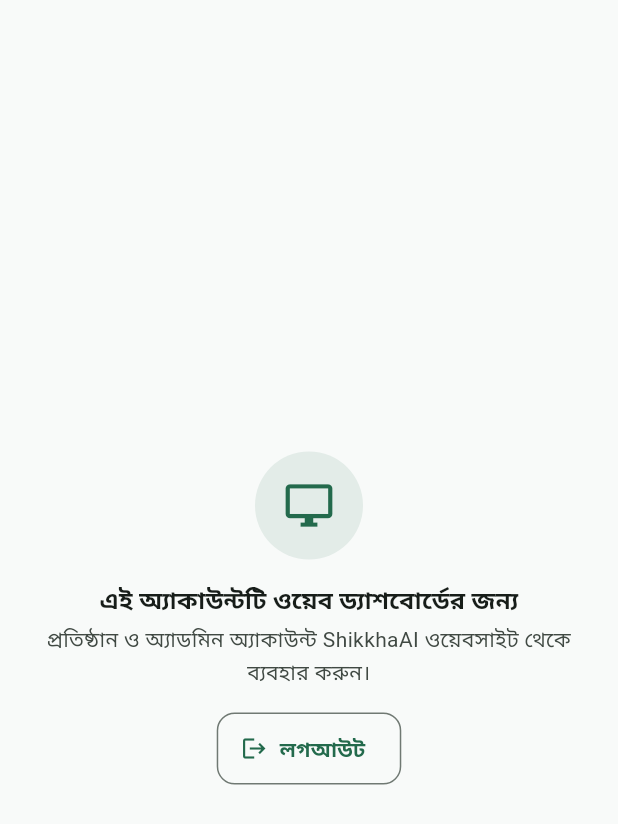
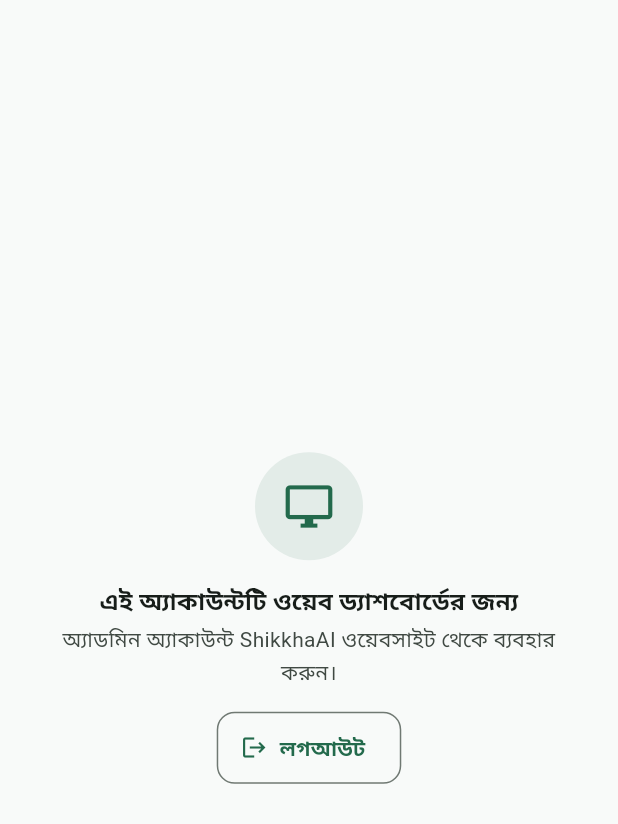
Before and after one commit to amitavrchy/education-flutter, a Flutter app: the UnsupportedRoleScreen screen opened by its route, on a phone screen of 412 x 824 dp. Shown: the top 824 px of the screen. Run offline on Flutter 3.47's test engine with Material 3 defaults, Android fonts, the phone set to English and light mode, and no system bars; our stand-ins replace dio, file_picker, fl_chart, flutter_riverpod, flutter_secure_storage, go_router and 5 more; missing offline and left inert: flutter_math_fork; accounts and stored records are empty; Roboto replaces fonts that are missing (Hind Siliguri).

Commit message:
refactor!: drop institution admin role and institution exam type
Mirrors the web scope cut (2026-11-24): schools/colleges are no longer
onboarded. The school & college question archive and a student's school
affiliation stay.

Co-Authored-By: Claude Opus 5.5 <noreply@anthropic.com>

```diff
--- a/lib/app/navigation/portal_config.dart
+++ b/lib/app/navigation/portal_config.dart
@@ -202,5 +202,5 @@ final PortalConfig parentPortal = PortalConfig(
   ],
 );
 
-/// Portals available in the app (institution and super-admin use the web dashboard).
+/// Portals available in the app (admins use the web dashboard).
 final List<PortalConfig> mobilePortals = [studentPortal, teacherPortal, parentPortal];
--- a/lib/app/router/auth_redirect.dart
+++ b/lib/app/router/auth_redirect.dart
@@ -11,7 +11,7 @@ bool _isInPortal(String location, UserRole role) {
 ///
 /// - while restoring the session → splash
 /// - signed out → login
-/// - web-only roles (institution, super admin) → "use the web dashboard" screen
+/// - web-only roles (admins) → "use the web dashboard" screen
 /// - signed in → own portal only; other portals redirect to the user's home
 String? resolveAuthRedirect(AuthState auth, String location) {
   if (auth is AuthUnknown) {
--- a/lib/features/auth/data/auth_repository.dart
+++ b/lib/features/auth/data/auth_repository.dart
@@ -58,7 +58,6 @@ class MockAuthRepository implements AuthRepository {
     UserRole.student: 'রাফি আহমেদ',
     UserRole.teacher: 'নাসরিন সুলতানা',
     UserRole.parent: 'করিম উদ্দিন',
-    UserRole.institutionAdmin: 'ঢাকা আইডিয়াল কলেজ',
     UserRole.superAdmin: 'সিস্টেম অ্যাডমিন',
   };
 
--- a/lib/features/auth/domain/app_user.dart
+++ b/lib/features/auth/domain/app_user.dart
@@ -3,7 +3,6 @@ enum UserRole {
   student(key: 'STUDENT', pathSegment: 'student', labelBn: 'শিক্ষার্থী'),
   teacher(key: 'TEACHER', pathSegment: 'teacher', labelBn: 'শিক্ষক'),
   parent(key: 'PARENT', pathSegment: 'parent', labelBn: 'অভিভাবক'),
-  institutionAdmin(key: 'INSTITUTION_ADMIN', pathSegment: 'institution', labelBn: 'প্রতিষ্ঠান'),
   superAdmin(key: 'SUPER_ADMIN', pathSegment: 'admin', labelBn: 'অ্যাডমিন');
 
   const UserRole({required this.key, required this.pathSegment, required this.labelBn});
@@ -12,7 +11,7 @@ enum UserRole {
   final String pathSegment;
   final String labelBn;
 
-  /// Institution and super admins use the web dashboard; the app serves the other three.
+  /// Admins use the web dashboard; the app serves the other three.
   bool get supportedOnMobile =>
       this == UserRole.student || this == UserRole.teacher || this == UserRole.parent;
 
--- a/lib/features/auth/presentation/unsupported_role_screen.dart
+++ b/lib/features/auth/presentation/unsupported_role_screen.dart
@@ -15,7 +15,7 @@ class UnsupportedRoleScreen extends ConsumerWidget {
         child: EmptyState(
           icon: Icons.desktop_windows_outlined,
           title: 'এই অ্যাকাউন্টটি ওয়েব ড্যাশবোর্ডের জন্য',
-          message: 'প্রতিষ্ঠান ও অ্যাডমিন অ্যাকাউন্ট ShikkhaAI ওয়েবসাইট থেকে ব্যবহার করুন।',
+          message: 'অ্যাডমিন অ্যাকাউন্ট ShikkhaAI ওয়েবসাইট থেকে ব্যবহার করুন।',
           action: OutlinedButton.icon(
             onPressed: () => ref.read(authControllerProvider.notifier).logout(),
             icon: const Icon(Icons.logout),
--- a/lib/features/exams/application/exam_controller.dart
+++ b/lib/features/exams/application/exam_controller.dart
@@ -189,7 +189,7 @@ class ExamController extends Notifier<ExamState> {
     return done;
   }
 
-  /// Teachers / institutions publish new exams (used by the role portals).
+  /// Teachers publish new exams (used by the role portals).
   Future<void> publishTemplate(ExamTemplate t) async {
     state = ExamState(templates: [t, ...state.templates.where((x) => x.id != t.id)], attempts: state.attempts);
     await _templates.upsert(t);
--- a/lib/features/exams/domain/exam.dart
+++ b/lib/features/exams/domain/exam.dart
@@ -15,7 +15,6 @@ enum ExamType {
   dailyChallenge(Tr('ডেইলি চ্যালেঞ্জ', 'Daily challenge'), Icons.bolt),
   adaptive(Tr('অ্যাডাপটিভ পরীক্ষা', 'Adaptive exam'), Icons.auto_graph),
   custom(Tr('কাস্টম পরীক্ষা', 'Custom exam'), Icons.tune),
-  institution(Tr('প্রতিষ্ঠানের পরীক্ষা', 'Institution exam'), Icons.account_balance_outlined),
   teacherAssigned(Tr('শিক্ষকের দেওয়া', 'Teacher-assigned'), Icons.person_outline),
   mixed(Tr('মিশ্র অনুশীলন', 'Mixed practice'), Icons.shuffle),
   oral(Tr('মৌখিক অনুশীলন', 'Oral practice'), Icons.record_voice_over_outlined);
@@ -133,7 +132,7 @@ class ExamConfig {
   };
 }
 
-/// A ready-made exam offered to the student (model tests, teacher/institution exams…).
+/// A ready-made exam offered to the student (model tests, teacher exams…).
 @immutable
 class ExamTemplate {
   const ExamTemplate({
--- a/lib/mock/seed/exams_seed.dart
+++ b/lib/mock/seed/exams_seed.dart
@@ -44,10 +44,10 @@ List<ExamTemplate> seedExamTemplates([DateTime? now]) {
     ),
     ExamTemplate(
       id: 'tpl-inst-bio',
-      type: ExamType.institution,
+      type: ExamType.teacherAssigned,
       title: const Tr('অর্ধবার্ষিক প্রস্তুতি: জীববিজ্ঞান', 'Half-yearly prep: Biology'),
-      assignedBy: const Tr('ঢাকা আইডিয়াল স্কুল (নমুনা প্রতিষ্ঠান)', 'Dhaka Ideal School (sample institution)'),
-      description: const Tr('প্রতিষ্ঠানের নির্ধারিত সময়ে খুলবে', 'Opens at the time set by your institution'),
+      assignedBy: const Tr('তাহমিনা আক্তার (জীববিজ্ঞান শিক্ষক)', 'Tahmina Akter (biology teacher)'),
+      description: const Tr('শিক্ষকের নির্ধারিত সময়ে খুলবে', 'Opens at the time set by your teacher'),
       config: const ExamConfig(subjectId: 'ssc-bio', questionCount: 5, timeLimitMinutes: 25, reviewPolicy: ReviewPolicy.afterSubmit),
       scheduledAt: t.subtract(const Duration(hours: 1)),
       createdAt: t.subtract(const Duration(days: 5)),
```
Also changed, not shown: 2 other files.
